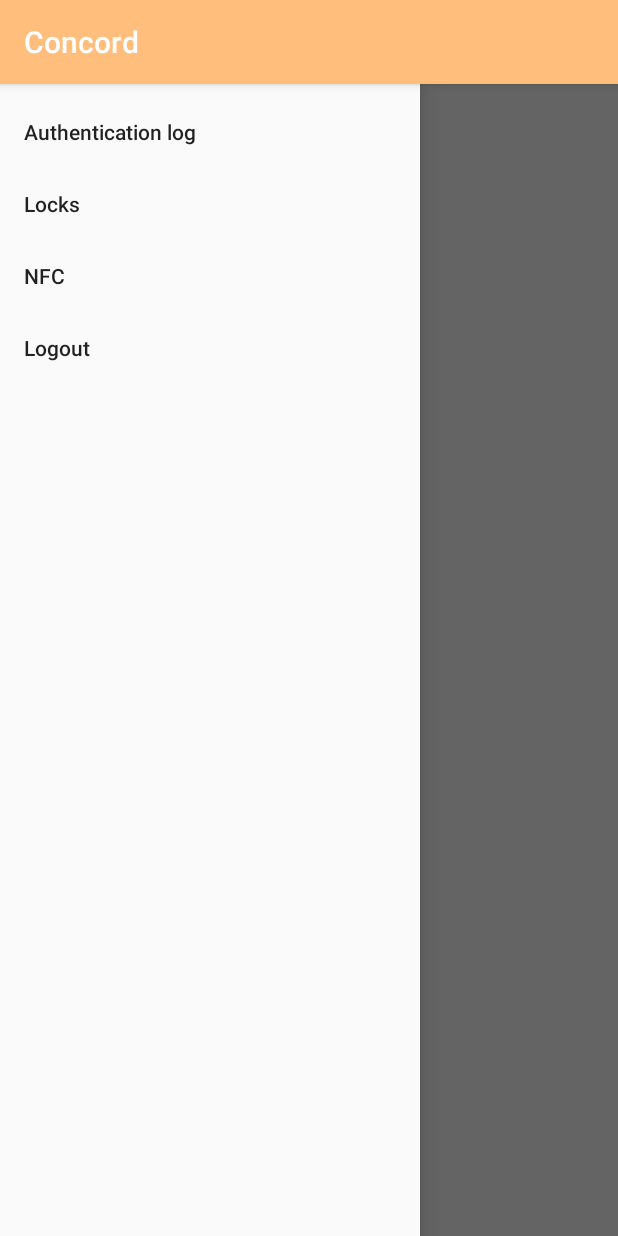
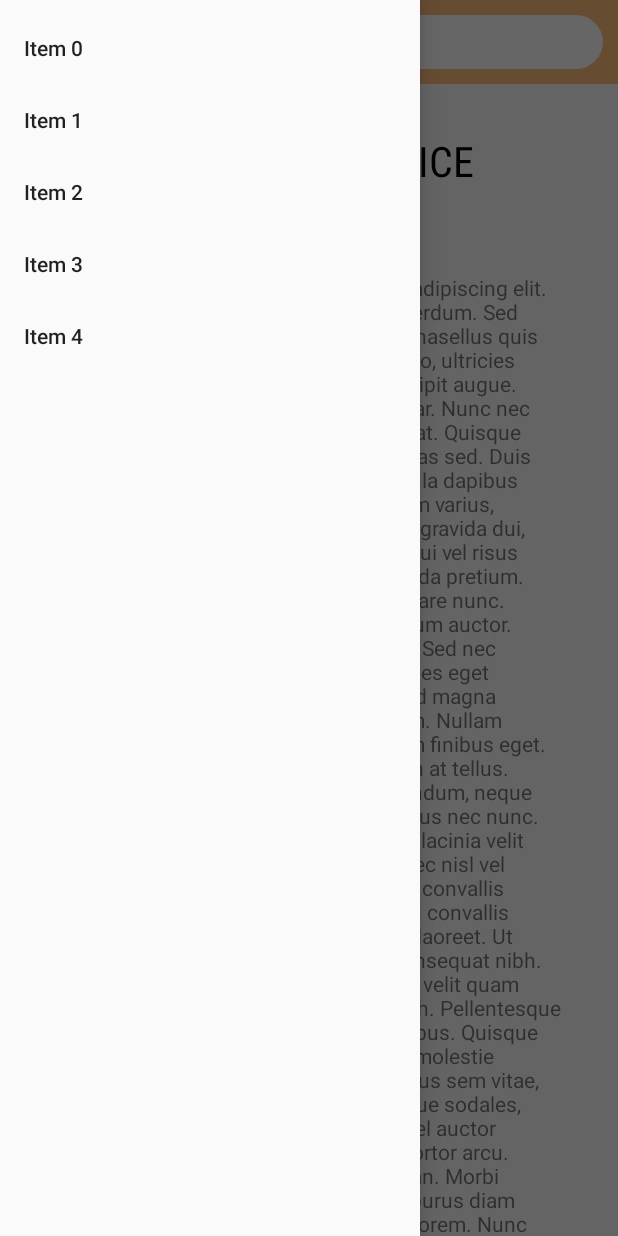
Before and after one commit to rmcreyes/clothing-app, an Android app: the FeedActivity screen opened directly, with no data from a screen before it, with the side drawer open, on a phone screen of 412 x 824 dp. Run offline under Robolectric (Android 15) with nearby library versions, the phone set to English and light mode, and no system bars.

Commit message:
added tab switching

```diff
--- a/app/src/main/AndroidManifest.xml
+++ b/app/src/main/AndroidManifest.xml
@@ -19,7 +19,8 @@
                 <category android:name="android.intent.category.LAUNCHER" />
             </intent-filter>
         </activity>
-        <activity android:name=".feed_module.FeedActivity"></activity>
+        <activity android:name=".feed_module.FeedActivity"
+            android:theme="@style/Theme.AppCompat.Light.NoActionBar"></activity>
     </application>
 
 </manifest>
--- a/app/src/main/java/rmcreyes/clothing_app/feed_module/FeedActivity.java
+++ b/app/src/main/java/rmcreyes/clothing_app/feed_module/FeedActivity.java
@@ -1,15 +1,54 @@
 package rmcreyes.clothing_app.feed_module;
 
+import android.support.v4.view.GravityCompat;
+import android.support.v4.view.ViewPager;
+import android.support.v4.widget.DrawerLayout;
+import android.support.v7.app.ActionBar;
 import android.support.v7.app.AppCompatActivity;
 import android.os.Bundle;
+import android.support.v7.widget.Toolbar;
+import android.view.MenuItem;
 
 import rmcreyes.clothing_app.R;
 
 public class FeedActivity extends AppCompatActivity {
 
+    private DrawerLayout mDrawerLayout;
+    private FeedCollectionPagerAdapter pagerAdapter;
+    private ViewPager viewPager;
+
     @Override
     protected void onCreate(Bundle savedInstanceState) {
         super.onCreate(savedInstanceState);
         setContentView(R.layout.activity_feed);
+
+        setTitle("");
+
+        mDrawerLayout = findViewById(R.id.drawer_layout);
+
+        // set up drawer button
+        Toolbar toolbar = findViewById(R.id.toolbar);
+        setSupportActionBar(toolbar);
+        ActionBar actionbar = getSupportActionBar();
+        actionbar.setDisplayHomeAsUpEnabled(true);
+        actionbar.setHomeAsUpIndicator(R.drawable.ic_nav_btn_temp);
+
+        // set up pager adapter
+        pagerAdapter = new FeedCollectionPagerAdapter(getSupportFragmentManager());
+        viewPager = (ViewPager) findViewById(R.id.pager);
+        viewPager.setAdapter(pagerAdapter);
+
+
+
+    }
+
+    @Override
+    public boolean onOptionsItemSelected(MenuItem item) {
+        switch (item.getItemId()) {
+            case android.R.id.home:
+                mDrawerLayout.openDrawer(GravityCompat.START);
+                return true;
+        }
+        return super.onOptionsItemSelected(item);
     }
 }
--- /dev/null
+++ b/app/src/main/java/rmcreyes/clothing_app/feed_module/FeedCollectionPagerAdapter.java
@@ -0,0 +1,46 @@
+package rmcreyes.clothing_app.feed_module;
+
+import android.os.Bundle;
+import android.support.annotation.Nullable;
+import android.support.v4.app.Fragment;
+import android.support.v4.app.FragmentManager;
+import android.support.v4.app.FragmentStatePagerAdapter;
+
+import java.util.ArrayList;
+import java.util.List;
+
+import rmcreyes.clothing_app.signin_module.ForgotPasswordFragment;
+import rmcreyes.clothing_app.signin_module.TermsFragment;
+
+/**
+ * Created by robin on 2018-05-16.
+ * taken from the android developers tutorial at
+ * https://developer.android.com/training/implementing-navigation/lateral
+ */
+
+public class FeedCollectionPagerAdapter extends FragmentStatePagerAdapter {
+
+    private List<Fragment> FragmentList;
+
+    public FeedCollectionPagerAdapter(FragmentManager fm) {
+        super(fm);
+        FragmentList = new ArrayList<Fragment>();
+        FragmentList.add(new TermsFragment());
+        FragmentList.add(new ForgotPasswordFragment());
+    }
+
+    @Override
+    public Fragment getItem(int position) {
+        if(position == 0) {
+            return new TermsFragment();
+        }
+        else
+            return new ForgotPasswordFragment();
+    }
+
+    @Override
+    public int getCount() {
+        return FragmentList.size();
+    }
+
+}
--- /dev/null
+++ b/app/src/main/res/drawable/ic_nav_btn_temp.xml
@@ -0,0 +1,9 @@
+<vector xmlns:android="http://schemas.android.com/apk/res/android"
+        android:width="24dp"
+        android:height="24dp"
+        android:viewportWidth="24.0"
+        android:viewportHeight="24.0">
+    <path
+        android:fillColor="#FF000000"
+        android:pathData="M3,18h18v-2L3,16v2zM3,13h18v-2L3,11v2zM3,6v2h18L21,6L3,6z"/>
+</vector>
--- a/app/src/main/res/layout/activity_feed.xml
+++ b/app/src/main/res/layout/activity_feed.xml
@@ -1,17 +1,58 @@
 <?xml version="1.0" encoding="utf-8"?>
 <android.support.v4.widget.DrawerLayout xmlns:android="http://schemas.android.com/apk/res/android"
+    android:id="@+id/drawer_layout"
     xmlns:app="http://schemas.android.com/apk/res-auto"
     xmlns:tools="http://schemas.android.com/tools"
     android:layout_width="match_parent"
     android:layout_height="match_parent"
     tools:context="rmcreyes.clothing_app.feed_module.FeedActivity">
 
-    <LinearLayout
-        android:id="@+id/fragment_container"
+    <android.support.constraint.ConstraintLayout
+        android:id="@+id/constraint_layout"
         android:layout_width="match_parent"
         android:layout_height="match_parent"
         android:orientation="horizontal" >
-    </LinearLayout>
+
+        <android.support.v7.widget.Toolbar
+            android:id="@+id/toolbar"
+            android:layout_width="match_parent"
+            android:layout_height="?attr/actionBarSize"
+            android:background="@color/colorPrimary"
+            android:theme="@style/ThemeOverlay.AppCompat.ActionBar"
+            app:layout_constraintEnd_toEndOf="parent"
+            app:layout_constraintStart_toStartOf="parent"
+            app:layout_constraintTop_toTopOf="parent">
+
+            <EditText
+                android:layout_width="match_parent"
+                android:layout_height="match_parent"
+                android:layout_margin="10dp"
+                android:background="@drawable/capsule_btn"
+                android:hint="Search for user"
+                android:padding="5dp"
+                android:paddingLeft="20dp"
+                android:paddingStart="20dp" />
+        </android.support.v7.widget.Toolbar>
+
+        <LinearLayout
+            android:id="@+id/fragment_container"
+            android:layout_width="match_parent"
+            android:layout_height="0dp"
+            android:orientation="horizontal"
+            app:layout_constraintBottom_toBottomOf="parent"
+            app:layout_constraintEnd_toEndOf="parent"
+            app:layout_constraintStart_toStartOf="parent"
+            app:layout_constraintTop_toBottomOf="@+id/toolbar">
+
+            <android.support.v4.view.ViewPager
+                android:id="@+id/pager"
+                android:layout_width="match_parent"
+                android:layout_height="match_parent">
+
+            </android.support.v4.view.ViewPager>
+
+        </LinearLayout>
+    </android.support.constraint.ConstraintLayout>
 
     <android.support.design.widget.NavigationView
         android:id="@+id/nav_view"
--- a/app/src/main/res/menu/navigation_menu.xml
+++ b/app/src/main/res/menu/navigation_menu.xml
@@ -1,16 +1,20 @@
 <?xml version="1.0" encoding="utf-8"?>
 <menu xmlns:android="http://schemas.android.com/apk/res/android">
 
-    <item android:id="@+id/nav_visitlog"
-        android:title="Authentication log" />
+    <item android:id="@+id/nav_item_0"
+        android:title="Item 0" />
 
-    <item android:id="@+id/nav_locks"
-        android:title="Locks" />
+    <item android:id="@+id/nav_item_1"
+        android:title="Item 1" />
 
-    <item android:id="@+id/nav_nfc"
-        android:title="NFC" />
+    <item android:id="@+id/nav_item_2"
+        android:title="Item 2" />
 
-    <item android:id="@+id/nav_logout"
-        android:title="Logout" />
+    <item android:id="@+id/nav_item_3"
+        android:title="Item 3" />
+
+    <item android:id="@+id/nav_item_4"
+        android:title="Item 4" />
+
 
 </menu>
```
